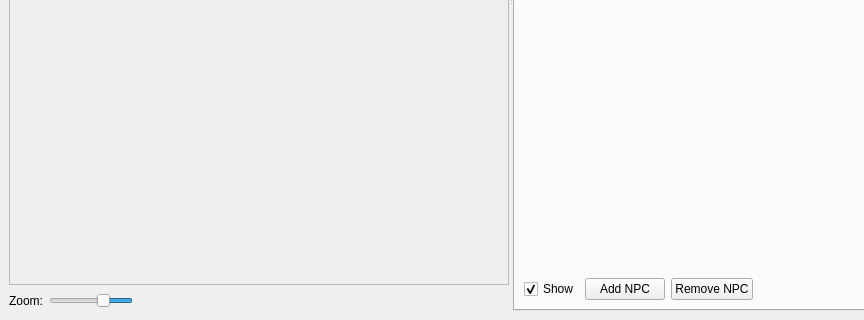
First picture: the form in tools/cathedral/ui/ZoneWindow.ui, repository shirolong/comp_hack, before the edit; both pictures show x 0 to 864 and y 350 to 670 of the 1000 by 670 pixel window.
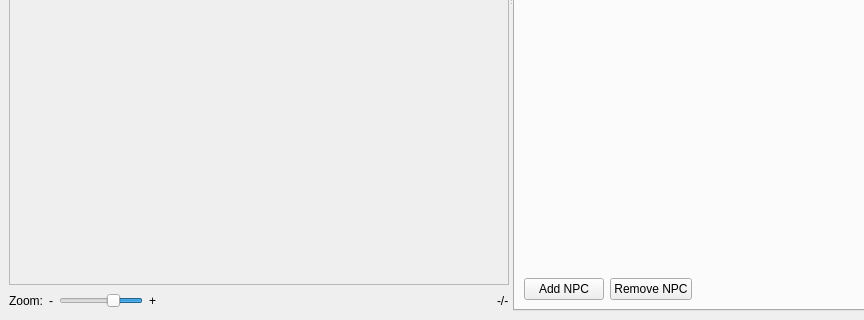
Second picture: the form after the edit. The open tabs and pages were chosen to show the change. Custom widgets are drawn as their Qt base class.

Diff of the .ui file:
```diff
--- a/tools/cathedral/ui/ZoneWindow.ui
+++ b/tools/cathedral/ui/ZoneWindow.ui
@@ -78,6 +78,13 @@
             </property>
            </widget>
           </item>
+          <item>
+           <widget class="QLabel" name="lblZoomDown">
+            <property name="text">
+             <string>-</string>
+            </property>
+           </widget>
+          </item>
           <item>
            <widget class="QSlider" name="zoomSlider">
             <property name="sizePolicy">
@@ -109,6 +116,13 @@
             </property>
            </widget>
           </item>
+          <item>
+           <widget class="QLabel" name="lblZoomUp">
+            <property name="text">
+             <string>+</string>
+            </property>
+           </widget>
+          </item>
           <item>
            <spacer name="spacerMapControls">
             <property name="orientation">
@@ -122,6 +136,13 @@
             </property>
            </spacer>
           </item>
+          <item>
+           <widget class="QLabel" name="lblCoordinates">
+            <property name="text">
+             <string>-/-</string>
+            </property>
+           </widget>
+          </item>
          </layout>
         </item>
        </layout>
@@ -673,22 +694,6 @@
          </item>
          <item>
           <layout class="QHBoxLayout" name="layoutNPCControls">
-           <item>
-            <widget class="QCheckBox" name="showNPCs">
-             <property name="maximumSize">
-              <size>
-               <width>200</width>
-               <height>16777215</height>
-              </size>
-             </property>
-             <property name="text">
-              <string>Show</string>
-             </property>
-             <property name="checked">
-              <bool>true</bool>
-             </property>
-            </widget>
-           </item>
            <item>
             <widget class="QPushButton" name="addNPC">
              <property name="text">
```
Left out of the diff: 169 changed lines with no effect on the pictures.
